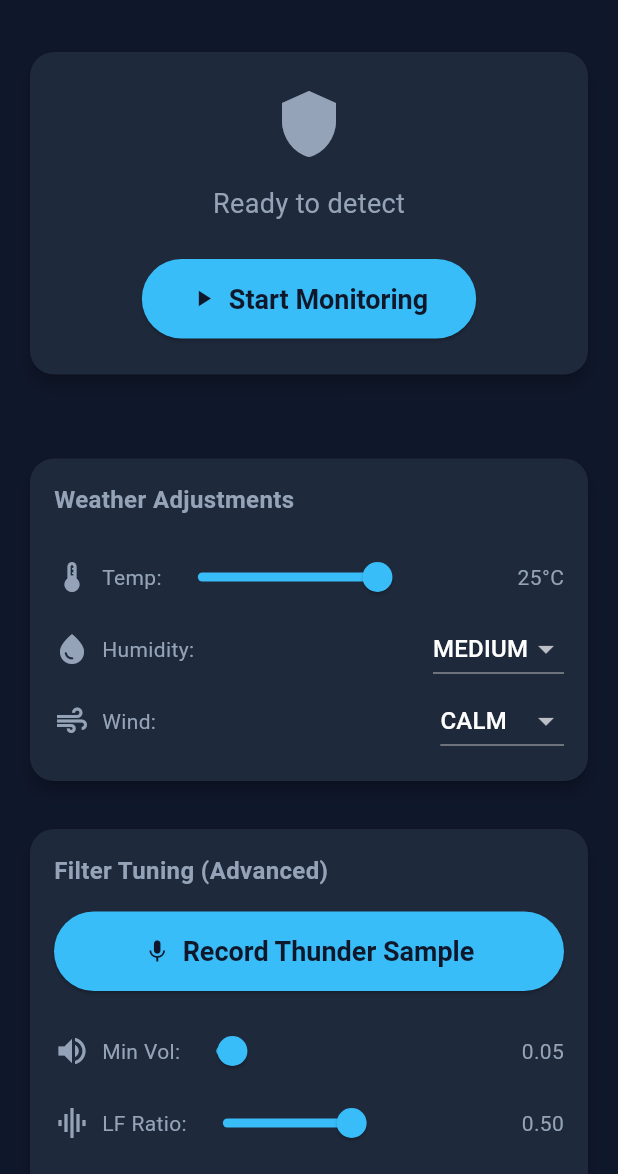
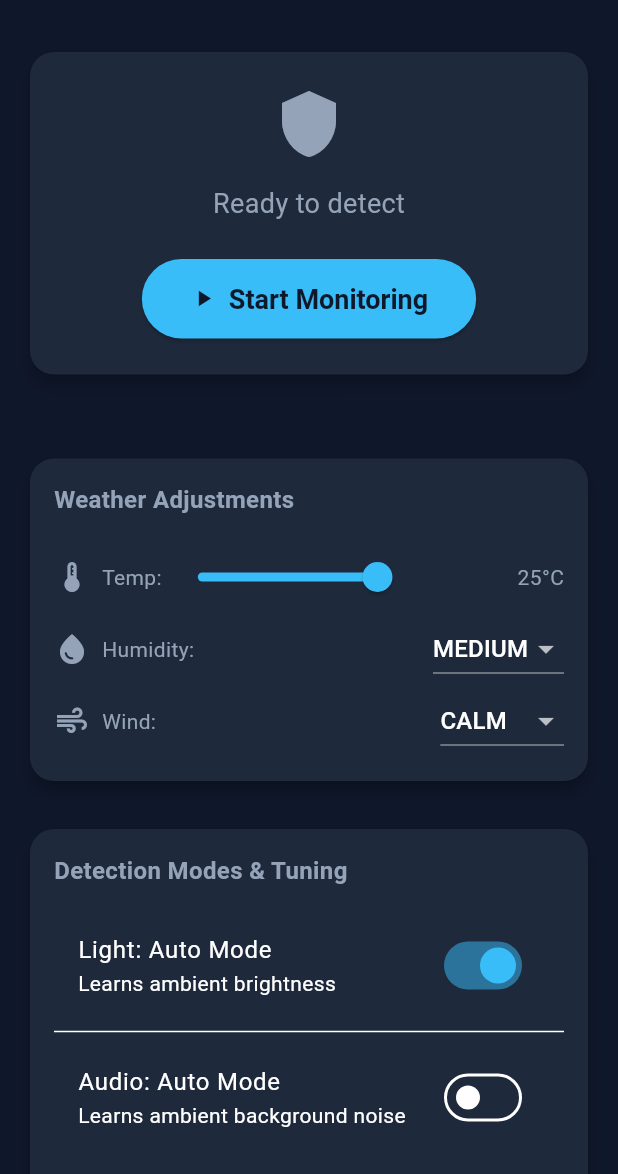
Before and after one commit to manojkumards656/StormSense, a Flutter app: the screen it shows after launch, on a phone screen of 412 x 824 dp, the part 62-1236 px from its top. Run offline on Flutter 3.47's test engine with Material 3 defaults, Android fonts, the phone set to English and light mode, and no system bars; our stand-ins replace camera, permission_handler, shared_preferences; missing offline and left inert: fftea, record.

Commit message:
working version 1

```diff
--- a/lib/providers/app_state.dart
+++ b/lib/providers/app_state.dart
@@ -52,6 +52,26 @@ class AppState extends ChangeNotifier {
   double get lowFreqEnergyRatio => _thunderDetector.lowFreqEnergyRatio;
   void setLowFreqEnergyRatio(double val) {
     _thunderDetector.lowFreqEnergyRatio = val;
+    notifyListeners();
+  }
+
+  // Light configuration
+  bool get isLightAutoMode => _lightningDetector.isAutoMode;
+  void setLightAutoMode(bool val) {
+    _lightningDetector.isAutoMode = val;
+    notifyListeners();
+  }
+
+  double get manualLightThreshold => _lightningDetector.manualThreshold;
+  void setManualLightThreshold(double val) {
+    _lightningDetector.manualThreshold = val;
+    notifyListeners();
+  }
+
+  // Audio configuration
+  bool get isAudioAutoMode => _thunderDetector.isAutoMode;
+  void setAudioAutoMode(bool val) {
+    _thunderDetector.isAutoMode = val;
     notifyListeners();
   }
 
--- a/lib/screens/home_screen.dart
+++ b/lib/screens/home_screen.dart
@@ -72,6 +72,7 @@ class _HomeScreenState extends State<HomeScreen> with SingleTickerProviderStateM
                   brightnessStream: appState.brightnessStream,
                   amplitudeStream: appState.amplitudeStream,
                   frequencyStream: appState.frequencyStream,
+                  maxFreq: appState.maxFreq,
                 ),
 
               const SizedBox(height: 24),
@@ -242,7 +243,48 @@ class _HomeScreenState extends State<HomeScreen> with SingleTickerProviderStateM
         child: Column(
           crossAxisAlignment: CrossAxisAlignment.start,
           children: [
-            const Text("Filter Tuning (Advanced)", style: TextStyle(fontWeight: FontWeight.bold, fontSize: 16)),
+            const Text("Detection Modes & Tuning", style: TextStyle(fontWeight: FontWeight.bold, fontSize: 16)),
+            const SizedBox(height: 16),
+
+            // Light Detection Mode
+            SwitchListTile(
+              title: const Text("Light: Auto Mode"),
+              subtitle: const Text("Learns ambient brightness"),
+              value: appState.isLightAutoMode,
+              onChanged: (val) => appState.setLightAutoMode(val),
+              activeColor: AppTheme.accentColor,
+            ),
+            if (!appState.isLightAutoMode)
+              Row(
+                children: [
+                  const Icon(Icons.lightbulb, color: AppTheme.textMuted),
+                  const SizedBox(width: 8),
+                  const Text("Min Brightness:"),
+                  Expanded(
+                    child: Slider(
+                      value: appState.manualLightThreshold,
+                      min: 10.0,
+                      max: 255.0,
+                      divisions: 245,
+                      label: appState.manualLightThreshold.round().toString(),
+                      onChanged: (val) => appState.setManualLightThreshold(val),
+                    ),
+                  ),
+                  Text(appState.manualLightThreshold.round().toString()),
+                ],
+              ),
+
+            const Divider(),
+
+            // Audio Detection Mode
+            SwitchListTile(
+              title: const Text("Audio: Auto Mode"),
+              subtitle: const Text("Learns ambient background noise"),
+              value: appState.isAudioAutoMode,
+              onChanged: (val) => appState.setAudioAutoMode(val),
+              activeColor: AppTheme.accentColor,
+            ),
+
             const SizedBox(height: 16),
 
             // Auto Calibration Button
--- a/lib/services/lightning_detector.dart
+++ b/lib/services/lightning_detector.dart
@@ -11,6 +11,8 @@ class LightningDetector {
   final List<double> _brightnessHistory = [];
 
   // Configuration
+  bool isAutoMode = true;
+  double manualThreshold = 150.0;
   final double flashMultiplier = 3.0; // Flash threshold multiplier
   final Duration cooldown = const Duration(seconds: 10);
 
@@ -96,16 +98,27 @@ class LightningDetector {
   }
 
   void _detectFlash(double currentBrightness) {
-    if (_brightnessHistory.length < 10) return; // Need some baseline
+    bool isFlash = false;
 
-    final averageBrightness = _brightnessHistory.reduce((a, b) => a + b) / _brightnessHistory.length;
+    if (isAutoMode) {
+      if (_brightnessHistory.length < 10) return; // Need some baseline
+      final averageBrightness = _brightnessHistory.reduce((a, b) => a + b) / _brightnessHistory.length;
 
-    // Sudden spike detection
-    if (currentBrightness > averageBrightness * flashMultiplier) {
+      // Sudden spike detection
+      if (currentBrightness > averageBrightness * flashMultiplier) {
+        isFlash = true;
+      }
+    } else {
+      if (currentBrightness >= manualThreshold) {
+        isFlash = true;
+      }
+    }
+
+    if (isFlash) {
       final now = DateTime.now();
       if (_lastDetectionTime == null || now.difference(_lastDetectionTime!) > cooldown) {
         _lastDetectionTime = now;
-        debugPrint("Lightning flash detected! Brightness: $currentBrightness, Avg: $averageBrightness");
+        debugPrint("Lightning flash detected! Brightness: $currentBrightness");
         onFlashDetected?.call();
       }
     }
--- a/lib/services/thunder_detector.dart
+++ b/lib/services/thunder_detector.dart
@@ -25,7 +25,13 @@ class ThunderDetector {
   // State for duration tracking
   DateTime? _thunderStartTime;
 
+  // Ambient tracking
+  final int _historyLength = 40; // Approx 5 seconds at ~8Hz
+  final List<double> _rmsHistory = [];
+
   // Configuration thresholds
+  bool isAutoMode = false;
+  double audioMultiplier = 3.0;
   double rmsThreshold = 0.05;
   int minDurationMs = 300;
   final Duration maxDuration = const Duration(seconds: 5);
@@ -138,7 +144,19 @@ class ThunderDetector {
 
     _amplitudeStreamController.add(rms);
 
-    if (rms < rmsThreshold) {
+    // Update rolling average for Auto mode
+    _rmsHistory.add(rms);
+    if (_rmsHistory.length > _historyLength) {
+      _rmsHistory.removeAt(0);
+    }
+
+    double currentRmsThreshold = rmsThreshold;
+    if (isAutoMode && _rmsHistory.length >= 10) {
+      final averageRms = _rmsHistory.reduce((a, b) => a + b) / _rmsHistory.length;
+      currentRmsThreshold = averageRms * audioMultiplier;
+    }
+
+    if (rms < currentRmsThreshold) {
       _evaluateThunderDuration();
       _thunderStartTime = null; // Reset
       return;
```
Also changed, not shown: lib/widgets/signal_graphs.dart (+25 -13 lines).
